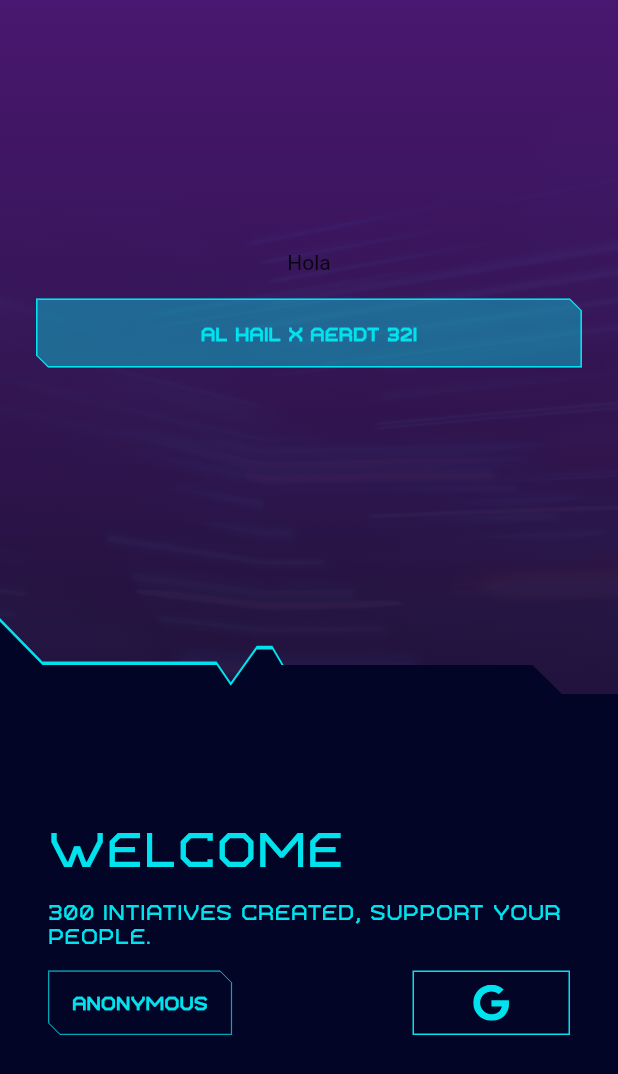
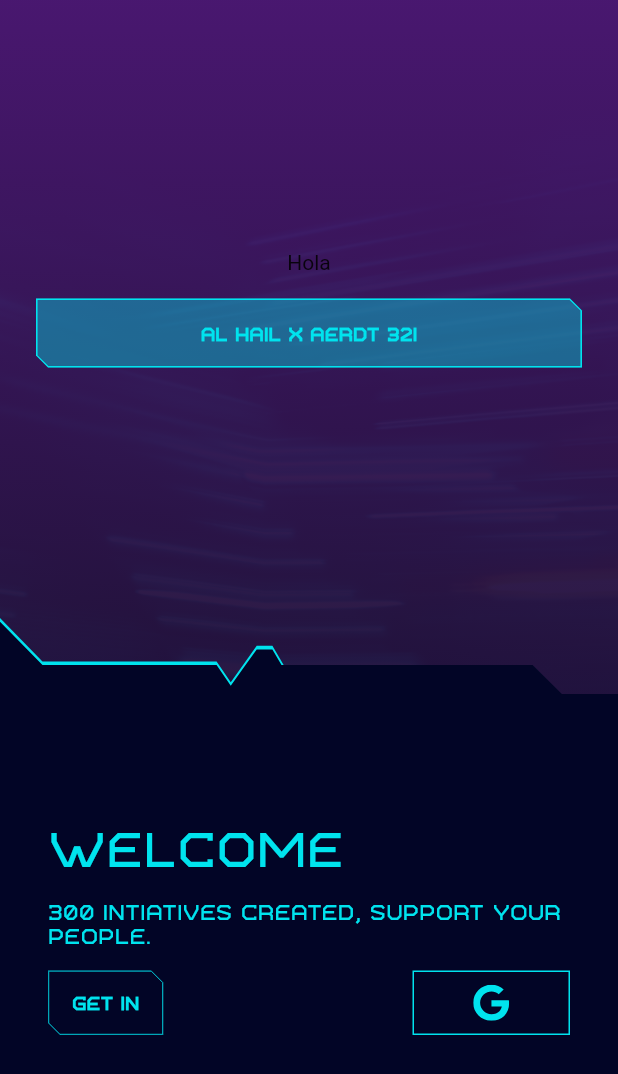
Before and after one commit to PixelaGt/engage, a Flutter app: the screen it shows after launch, on a phone screen of 412 x 824 dp. Shown: the top 1074 px of the screen. Run offline on Flutter 3.47's test engine with Material 2 defaults, Android fonts, the phone set to English and light mode, and no system bars; our stand-ins replace cloud_firestore, datetime_picker_formfield, firebase_auth, flutter_spinkit, flutter_staggered_animations, freezed_annotation and 2 more; missing offline and left inert: chance; accounts and stored records are empty; generated files the repository leaves out were written again.

Commit message:
Update readme and login fixes

```diff
--- a/lib/src/ui/widgets/login/login_form.dart
+++ b/lib/src/ui/widgets/login/login_form.dart
@@ -40,7 +40,7 @@ class LoginForm extends StatelessWidget {
                 Row(
                   mainAxisAlignment: MainAxisAlignment.spaceBetween,
                   children: [
-                    CyberButton('Anonymous', onAnonymous),
+                    CyberButton('get in', onAnonymous),
                     SquareIconButton('google', onGoogle)
                   ],
                 ),
```
Also changed, not shown: images/screen_first.png (added), images/screen_second.png (added), 1 other file.
